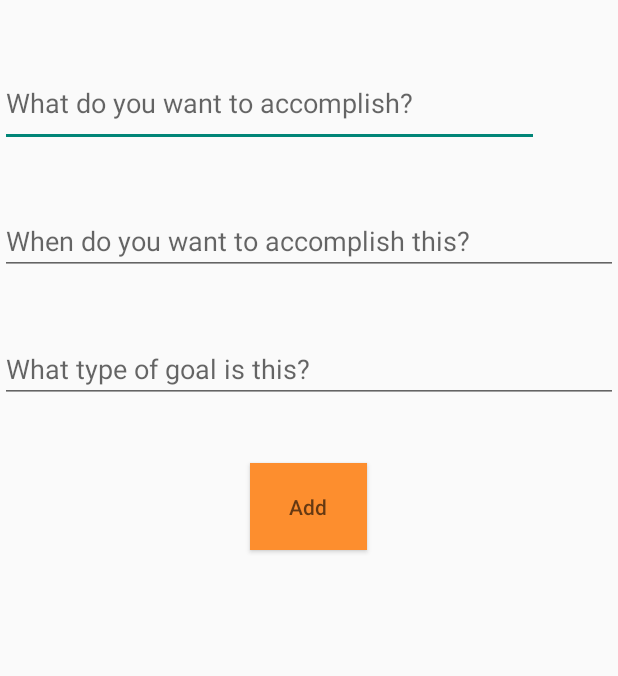
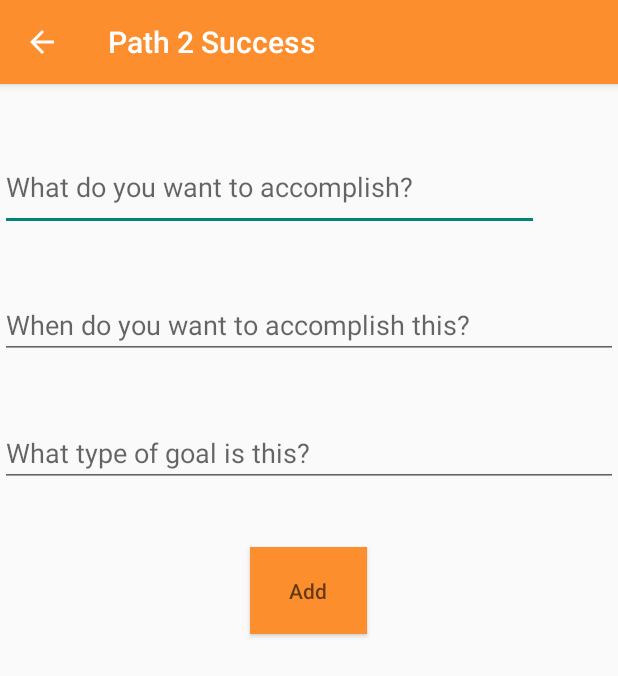
Before and after one commit to alisonhc/Path2Success, an Android app: the InputNewGoal screen opened directly, with no data from a screen before it, on a phone screen of 412 x 824 dp. Shown: the top 676 px of the screen. Run offline under Robolectric (Android 15) with nearby library versions, the phone set to English and light mode, and no system bars.

Commit message:
The inputnewgoal activity action bar added

```diff
--- a/Path2Success/src/main/java/com/example/tyler/Path2Success/HomeScreenActivity.java
+++ b/Path2Success/src/main/java/com/example/tyler/Path2Success/HomeScreenActivity.java
@@ -4,7 +4,6 @@ import android.animation.LayoutTransition;
 import android.content.Intent;
 import android.os.Bundle;
 import android.support.v4.widget.DrawerLayout;
-import android.support.v7.app.ActionBar;
 import android.support.v7.app.ActionBarDrawerToggle;
 import android.support.v7.app.AppCompatActivity;
 import android.support.v7.widget.Toolbar;
@@ -61,7 +60,7 @@ public class HomeScreenActivity extends AppCompatActivity {
         // mTransition.setAnimateParentHierarchy(false);
 
 
-        Toolbar myToolbar = (Toolbar) findViewById(R.id.my_toolbar);
+        Toolbar myToolbar = (Toolbar) findViewById(R.id.homescreen_toolbar);
         setSupportActionBar(myToolbar);
         setTitle("Path 2 Success");
         getSupportActionBar().setDisplayHomeAsUpEnabled(true);
@@ -157,7 +156,7 @@ public class HomeScreenActivity extends AppCompatActivity {
     public void goToInputScreen(View view) {
         Intent intent = new Intent(this, InputNewGoal.class);
         startActivityForResult(intent, RESULT_CODE);
-        overridePendingTransition(R.anim.fade_in, R.anim.fade_out);
+        //overridePendingTransition(R.anim.fade_in, R.anim.fade_out);
     }
 
     @Override
--- a/Path2Success/src/main/java/com/example/tyler/Path2Success/InputNewGoal.java
+++ b/Path2Success/src/main/java/com/example/tyler/Path2Success/InputNewGoal.java
@@ -8,6 +8,8 @@ import android.content.Intent;
 import android.support.v7.app.AlertDialog;
 import android.support.v7.app.AppCompatActivity;
 import android.os.Bundle;
+import android.support.v7.widget.Toolbar;
+import android.view.MenuItem;
 import android.view.View;
 import android.view.inputmethod.InputMethodManager;
 import android.widget.Button;
@@ -53,6 +55,13 @@ public class InputNewGoal extends AppCompatActivity {
         addButton = (Button) findViewById(R.id.add_and_back);
         //dueDate = (DatePicker) findViewById(R.id.datePicker);
         taskContent = (EditText) findViewById(R.id.taskContent);
+
+
+        Toolbar myToolbar = (Toolbar) findViewById(R.id.input_toolbar);
+        setSupportActionBar(myToolbar);
+        setTitle("Path 2 Success");
+        getSupportActionBar().setDisplayHomeAsUpEnabled(true);
+
         goalList = new JSONArray();
 
         //goalList must be the goal list that has accumulated all the previous goals
@@ -143,7 +152,7 @@ public class InputNewGoal extends AppCompatActivity {
         intent.putExtra(EXTRA_MESSAGE3, category);
         setResult(Activity.RESULT_OK, intent);
         finish();
-        overridePendingTransition(R.anim.fade_in, R.anim.fade_out);
+        //overridePendingTransition(R.anim.fade_in, R.anim.fade_out);
 
         //adds a javascript object to local storage
         try {
@@ -176,6 +185,12 @@ public class InputNewGoal extends AppCompatActivity {
 
     Calendar myCalendar = Calendar.getInstance();
 
+
+    @Override
+    public boolean onOptionsItemSelected(MenuItem item){
+        return super.onOptionsItemSelected(item);
+    }
+
     DatePickerDialog.OnDateSetListener date = new DatePickerDialog.OnDateSetListener() {
 
         @Override
--- a/Path2Success/src/main/res/layout/activity_home_screen.xml
+++ b/Path2Success/src/main/res/layout/activity_home_screen.xml
@@ -18,7 +18,7 @@
         android:id="@+id/home_screen_linearLayout"
         android:clipChildren="true">
         <android.support.v7.widget.Toolbar
-            android:id="@+id/my_toolbar"
+            android:id="@+id/homescreen_toolbar"
             android:layout_width="match_parent"
             android:layout_height="?attr/actionBarSize"
             android:background="@color/colorPrimary"
@@ -34,7 +34,7 @@
             android:drawSelectorOnTop="false"
             android:layout_weight="0.89"
             android:layout_alignParentRight="true"
-            android:layout_below="@+id/my_toolbar">
+            android:layout_below="@+id/homescreen_toolbar">
         </ListView>
 
         <android.support.design.widget.FloatingActionButton
--- a/Path2Success/src/main/res/layout/activity_input_new_goal.xml
+++ b/Path2Success/src/main/res/layout/activity_input_new_goal.xml
@@ -8,6 +8,16 @@
     app:layout_behavior="@string/appbar_scrolling_view_behavior"
     android:id="@+id/input_new_goal_linearLayout"
     android:weightSum="1">
+
+
+    <android.support.v7.widget.Toolbar
+        android:id="@+id/input_toolbar"
+        android:layout_width="match_parent"
+        android:layout_height="?attr/actionBarSize"
+        android:background="@color/colorPrimary"
+        android:elevation="4dp"
+        android:theme="@style/AppTheme.AppBarOverlay"
+        app:popupTheme="@style/ThemeOverlay.AppCompat.Light"/>
 
 
 
```
